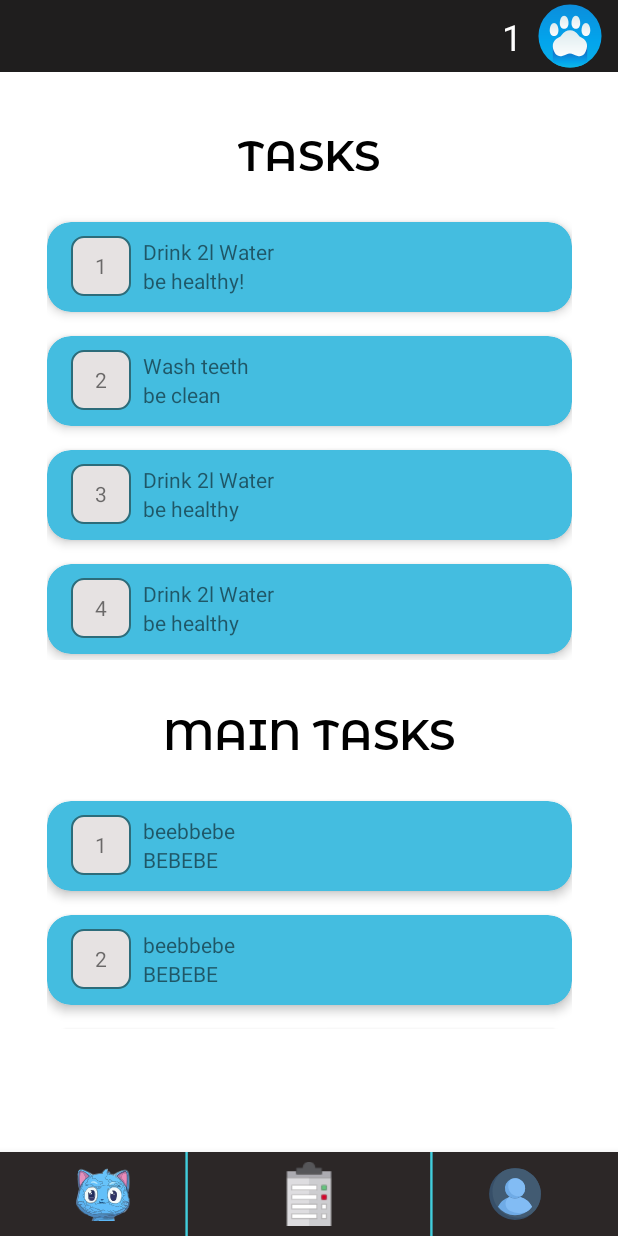
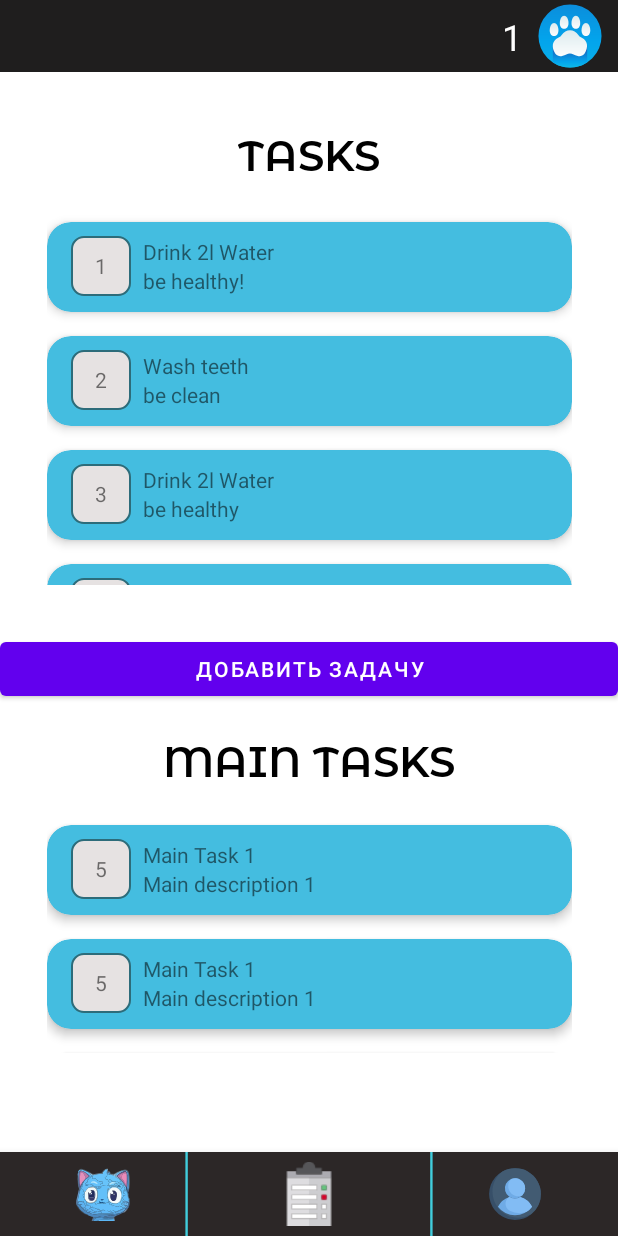
Before and after one commit to Bulka3100/Flupper, an Android app: the screen it shows after launch (MainActivity), item 2 of the bottom bar chosen, on a phone screen of 412 x 824 dp. Run offline under Robolectric (Android 15) with nearby library versions, the phone set to English and light mode, and no system bars; our stand-ins replace Room's generated code.

Commit message:
RA-03-add-custom-tasks

```diff
--- a/app/src/main/java/com/example/flupperapp/adapters/mainTasksAdapter.kt
+++ b/app/src/main/java/com/example/flupperapp/adapters/mainTasksAdapter.kt
@@ -3,11 +3,11 @@ package com.example.flupperapp.adapters
 import android.view.LayoutInflater
 import android.view.ViewGroup
 import androidx.recyclerview.widget.RecyclerView
-import com.example.flupperapp.data_classes.Main_tasks_data
+import com.example.flupperapp.data_classes.TaskData
 import com.example.flupperapp.databinding.TaskItemBinding
 
 
-class MainTasksAdapter(val mainTasksList: List<Main_tasks_data>) :
+class MainTasksAdapter(val mainTasksList: List<TaskData>) :
     RecyclerView.Adapter<MainTasksAdapter.ViewHolder>() {
 
     class ViewHolder(val binding: TaskItemBinding) : RecyclerView.ViewHolder(binding.root)
@@ -24,7 +24,7 @@ class MainTasksAdapter(val mainTasksList: List<Main_tasks_data>) :
     override fun onBindViewHolder(holder: ViewHolder, position: Int) {
         val task = mainTasksList[position]
         with(holder.binding) {
-            tvId.text = task.taskId
+            tvIsReady.text = task.taskId
             tvText.text = task.text
             tvDescription.text = task.description
 
--- a/app/src/main/java/com/example/flupperapp/adapters/tasksAdapter.kt
+++ b/app/src/main/java/com/example/flupperapp/adapters/tasksAdapter.kt
@@ -6,26 +6,32 @@ import androidx.recyclerview.widget.RecyclerView
 import com.example.flupperapp.data_classes.TaskData
 import com.example.flupperapp.databinding.TaskItemBinding
 
+class TasksAdapter(
+    private val taskSList: MutableList<TaskData>,
+    private val onCompleteClick: (TaskData) -> Unit = {}
+) : RecyclerView.Adapter<TasksAdapter.ViewHolders>() {
 
-class TasksAdapter(private var taskSList: List<TaskData>):
-    RecyclerView.Adapter<TasksAdapter.ViewHolders>() {
+    class ViewHolders(val binding: TaskItemBinding) : RecyclerView.ViewHolder(binding.root)
 
-    class ViewHolders(val binding : TaskItemBinding) :RecyclerView.ViewHolder(binding.root)
     override fun onCreateViewHolder(parent: ViewGroup, viewType: Int): ViewHolders {
-        val binding = TaskItemBinding.inflate(LayoutInflater.from(parent.context),
-            parent,false)
+        val binding = TaskItemBinding.inflate(LayoutInflater.from(parent.context), parent, false)
         return ViewHolders(binding)
     }
 
     override fun onBindViewHolder(holder: ViewHolders, position: Int) {
         val task = taskSList[position]
-        with(holder.binding){
-           tvId.text = task.taskId
-           tvText.text =task.text
-           tvDescription.text =task.description
+        with(holder.binding) {
+            tvIsReady.text = task.taskId
+            tvText.text = task.text
+            tvDescription.text = task.description
         }
-
     }
 
     override fun getItemCount(): Int = taskSList.size
+
+    fun updateTasks(newTasks: List<TaskData>) {
+        taskSList.clear()
+        taskSList.addAll(newTasks)
+        notifyDataSetChanged()
+    }
 }
--- a/app/src/main/java/com/example/flupperapp/data_classes/Main_tasks_data.kt
+++ /dev/null
@@ -1,7 +0,0 @@
-package com.example.flupperapp.data_classes
-
-data class Main_tasks_data(
-    val text: String,
-    val taskId: String,
-    val description: String
-)
--- a/app/src/main/java/com/example/flupperapp/data_classes/taskData.kt
+++ b/app/src/main/java/com/example/flupperapp/data_classes/TaskData.kt
@@ -3,5 +3,7 @@ package com.example.flupperapp.data_classes
 data class TaskData(
     val text: String,
     val taskId: String,
-    val description: String
+    val description: String,
+    var isComplited: Boolean = false,
+    var reward: Int = 10,
 )
--- a/app/src/main/java/com/example/flupperapp/for_recycle_main.kt
+++ b/app/src/main/java/com/example/flupperapp/for_recycle_main.kt
@@ -1,11 +1,31 @@
 package com.example.flupperapp
 
-import com.example.flupperapp.data_classes.Main_tasks_data
+import com.example.flupperapp.data_classes.TaskData
 
-object STUBER {
-    val mainTasksList: List<Main_tasks_data> = listOf(
-        Main_tasks_data("beebbebe", "1", "BEBEBE"),
-        Main_tasks_data("beebbebe", "2", "BEBEBE"),
-        Main_tasks_data("beebbebe", "3", "BEBEBE")
+object STUB {
+    val globalTasksList: List<TaskData> = listOf(
+        TaskData("Main Task 1", "5", "Main description 1", false, 20),
+        TaskData("Main Task 1", "5", "Main description 1", false, 20),
+        TaskData("Main Task 1", "5", "Main description 1", false, 20)
     )
+
+    val tasksList: MutableList<TaskData> = mutableListOf(
+        TaskData("Drink 2l Water", "1", "be healthy!", false, 10),
+        TaskData("Wash teeth", "2", "be clean", false, 5),
+        TaskData("Drink 2l Water", "3", "be healthy", false, 10),
+        TaskData("Drink 2l Water", "4", "be healthy", false, 10)
+    )
+
+    fun showTasks(): List<TaskData> {
+        return tasksList
+    }
+
+    fun showGlobalTasks(): List<TaskData> {
+        return globalTasksList
+
+    }
+
+    fun addDailyTask(task: TaskData) {
+        tasksList.add(task)
+    }
 }
--- a/app/src/main/java/com/example/flupperapp/for_recycle_usual.kt
+++ /dev/null
@@ -1,17 +0,0 @@
-package com.example.flupperapp
-
-import com.example.flupperapp.data_classes.TaskData
-
-// зачем тут делать object Stub
-object STUB {
-    val tasksList: List<TaskData> = listOf(
-        TaskData("Drink 2l Water", "1", "be healthy!"),
-        TaskData("Wash teeth", "2", "be clean"),
-        TaskData("Drink 2l Water", "3", "be healthy"),
-        TaskData("Drink 2l Water", "4", "be healthy"),
-    )
-
-    fun showTasks(): List<TaskData> {
-        return tasksList
-    }
-}
--- a/app/src/main/java/com/example/flupperapp/fragments/fragment_tasks.kt
+++ b/app/src/main/java/com/example/flupperapp/fragments/fragment_tasks.kt
@@ -6,22 +6,24 @@ import android.view.View
 import android.view.ViewGroup
 import androidx.fragment.app.Fragment
 import androidx.recyclerview.widget.LinearLayoutManager
+import com.example.flupperapp.R
 import com.example.flupperapp.STUB
-import com.example.flupperapp.STUBER
-import com.example.flupperapp.adapters.MainTasksAdapter
+import com.example.flupperapp.adapters.TasksAdapter
+import com.example.flupperapp.data_classes.TaskData
 import com.example.flupperapp.databinding.FragmentTasksBinding
-import com.example.flupperapp.adapters.TasksAdapter
+import com.google.android.material.bottomnavigation.BottomNavigationView
 
 class FragmentTasks : Fragment() {
-    var _binding: FragmentTasksBinding? = null
-    val binding get() = _binding ?: throw IllegalStateException("null binding")
+    private var _binding: FragmentTasksBinding? = null
+    private val binding get() = _binding ?: throw IllegalStateException("null binding")
+    private lateinit var dailyTasksAdapter: TasksAdapter
+    private lateinit var mainTasksAdapter: TasksAdapter
 
-    //    что принимает get в скобках
     override fun onCreateView(
         inflater: LayoutInflater,
         container: ViewGroup?,
         savedInstanceState: Bundle?
-    ): View? {
+    ): View {
         _binding = FragmentTasksBinding.inflate(inflater, container, false)
         return binding.root
     }
@@ -29,34 +31,55 @@ class FragmentTasks : Fragment() {
     override fun onViewCreated(view: View, savedInstanceState: Bundle?) {
         super.onViewCreated(view, savedInstanceState)
 
-        // Берём список категорий из STUB
-
-        //почему именно так а нельзя просто список передать тоже самое же
-        val tasks = STUB.showTasks()
-
-        // Создаём адаптер
-        val adapter = TasksAdapter(tasks)
-
-        // Настраиваем RecyclerView как сетку
-        binding.recyclerViewTasks.apply {
-            this.adapter = adapter
-//                что такое контекст тут зачем он нужен
-            layoutManager = LinearLayoutManager(context)
-
-
-            val tasksMain = STUBER.mainTasksList
-// Создаём адаптер
-            val adapterMain = MainTasksAdapter(tasksMain)
-
-            // Настраиваем RecyclerView как сетку
-            //почему именно apply
-            binding.recyclerViewMainTasks.apply {
-                this.adapter = adapterMain
-//
-                layoutManager = LinearLayoutManager(context)
-
-            }
+        // Настройка адаптеров для RecyclerView
+        // Преобразуем List в MutableList для dailyTasksAdapter
+        val dailyTasks = STUB.showTasks().toMutableList()
+        dailyTasksAdapter = TasksAdapter(dailyTasks) { task ->
+            task.isComplited = true
+            dailyTasksAdapter.updateTasks(STUB.showTasks().toMutableList())
+        }
+        // Аналогично для mainTasksAdapter
+        val mainTasks = STUB.showGlobalTasks().toMutableList()
+        mainTasksAdapter = TasksAdapter(mainTasks) { task ->
+            task.isComplited = true
+            mainTasksAdapter.updateTasks(STUB.showGlobalTasks().toMutableList())
         }
 
+        binding.recyclerViewTasks.apply {
+            layoutManager = LinearLayoutManager(context)
+            adapter = dailyTasksAdapter
+        }
+
+        binding.recyclerViewMainTasks.apply {
+            layoutManager = LinearLayoutManager(context)
+            adapter = mainTasksAdapter
+        }
+
+        // Открываем AddTaskFragment по кнопке "Добавить задачу"
+        binding.addTaskButton.setOnClickListener {
+            requireActivity().findViewById<BottomNavigationView>(R.id.bottom_navigation)?.visibility = View.GONE
+
+            val addTaskFragment = AddTaskFragment()
+            addTaskFragment.setOnTaskAddedListener { text, description ->
+                val newTaskId = (STUB.showTasks().size + STUB.showGlobalTasks().size + 1).toString()
+                val newTask = TaskData(text, newTaskId, description, false, 5)
+                STUB.addDailyTask(newTask)
+                dailyTasksAdapter.updateTasks(STUB.showTasks().toMutableList())
+            }
+            parentFragmentManager.beginTransaction()
+                .replace(R.id.fragment, addTaskFragment)
+                .addToBackStack(null)
+                .commit()
+        }
+    }
+
+    override fun onStart() {
+        super.onStart()
+        requireActivity().findViewById<BottomNavigationView>(R.id.bottom_navigation)?.visibility = View.VISIBLE
+    }
+
+    override fun onDestroyView() {
+        super.onDestroyView()
+        _binding = null
     }
 }
--- a/app/src/main/res/layout/fragment_tasks.xml
+++ b/app/src/main/res/layout/fragment_tasks.xml
@@ -40,48 +40,59 @@
     </androidx.constraintlayout.widget.ConstraintLayout>
 
     <TextView
-        android:layout_marginTop="36dp"
         android:id="@+id/tvTasks"
         style="@style/taskText"
         android:layout_width="wrap_content"
         android:layout_height="wrap_content"
+        android:layout_marginTop="36dp"
         android:text="tasks"
         app:layout_constraintEnd_toEndOf="parent"
         app:layout_constraintStart_toStartOf="parent"
         app:layout_constraintTop_toBottomOf="@+id/constraintLayout" />
 
     <androidx.recyclerview.widget.RecyclerView
-        android:layout_marginTop="18dp"
         android:id="@+id/recyclerViewTasks"
         android:layout_width="wrap_content"
-        android:layout_height="300dp"
+        android:layout_height="250dp"
+        android:layout_marginTop="18dp"
         app:layoutManager="androidx.recyclerview.widget.LinearLayoutManager"
         app:layout_constraintEnd_toEndOf="parent"
         app:layout_constraintStart_toStartOf="parent"
         app:layout_constraintTop_toBottomOf="@+id/tvTasks"
-        app:spanCount="2"
         tools:itemCount="6"
         tools:listitem="@layout/task_item" />
 
+    <Button
+        android:id="@+id/addTaskButton"
+        android:layout_width="match_parent"
+        android:layout_height="wrap_content"
+        android:layout_marginTop="32dp"
+        android:text="Добавить задачу"
+        app:layout_constraintEnd_toEndOf="parent"
+        app:layout_constraintHorizontal_bias="0.0"
+        app:layout_constraintStart_toStartOf="parent"
+        app:layout_constraintTop_toBottomOf="@+id/recyclerViewTasks" />
+
     <TextView
+        android:layout_marginTop="18dp"
+        android:id="@+id/tvMainTasks"
         style="@style/taskText"
-        android:layout_marginTop="30dp"
-        android:id="@+id/tvMainTasks"
         android:layout_width="wrap_content"
         android:layout_height="wrap_content"
         android:text="Main tasks"
         app:layout_constraintEnd_toEndOf="parent"
         app:layout_constraintStart_toStartOf="parent"
-        app:layout_constraintTop_toBottomOf="@+id/recyclerViewTasks" />
+        app:layout_constraintTop_toBottomOf="@+id/addTaskButton" />
 
     <androidx.recyclerview.widget.RecyclerView
-        android:layout_marginTop="18dp"
         android:id="@+id/recyclerViewMainTasks"
         android:layout_width="wrap_content"
         android:layout_height="160dp"
+        android:layout_marginTop="16dp"
         app:layoutManager="androidx.recyclerview.widget.LinearLayoutManager"
 
         app:layout_constraintEnd_toEndOf="parent"
+        app:layout_constraintHorizontal_bias="0.508"
         app:layout_constraintStart_toStartOf="parent"
         app:layout_constraintTop_toBottomOf="@+id/tvMainTasks"
         app:spanCount="2"
--- a/app/src/main/res/layout/task_item.xml
+++ b/app/src/main/res/layout/task_item.xml
@@ -19,7 +19,7 @@
         tools:layout_editor_absoluteY="1dp">
 
         <TextView
-            android:id="@+id/tv_Id"
+            android:id="@+id/tvIsReady"
             android:layout_width="40dp"
             android:layout_height="40dp"
             android:layout_gravity="center"
@@ -32,15 +32,15 @@
             card_view:layout_constraintTop_toTopOf="parent" />
 
         <TextView
-            android:id="@+id/tv_Text"
+            android:id="@+id/tvText"
             android:layout_width="wrap_content"
             android:layout_height="wrap_content"
             android:layout_marginStart="8dp"
             android:layout_marginBottom="20dp"
             android:text="@string/text"
-            card_view:layout_constraintBottom_toBottomOf="@+id/tv_Id"
-            card_view:layout_constraintStart_toEndOf="@+id/tv_Id"
-            card_view:layout_constraintTop_toTopOf="@+id/tv_Id" />
+            card_view:layout_constraintBottom_toBottomOf="@+id/tvIsReady"
+            card_view:layout_constraintStart_toEndOf="@+id/tvIsReady"
+            card_view:layout_constraintTop_toTopOf="@+id/tvIsReady" />
 
         <TextView
             android:layout_marginStart="8dp"
@@ -48,8 +48,8 @@
             android:layout_width="wrap_content"
             android:layout_height="wrap_content"
             android:text="@string/text"
-            card_view:layout_constraintStart_toEndOf="@+id/tv_Id"
-            card_view:layout_constraintTop_toBottomOf="@+id/tv_Text" />
+            card_view:layout_constraintStart_toEndOf="@+id/tvIsReady"
+            card_view:layout_constraintTop_toBottomOf="@+id/tvText" />
 
 
     </androidx.constraintlayout.widget.ConstraintLayout>
```
Also changed, not shown: app/src/main/java/com/example/flupperapp/fragments/fragment_add_task.kt (added, +68 -0 lines), app/src/main/res/layout/fragment_add_task.xml (added, +73 -0 lines), 1 other file.
